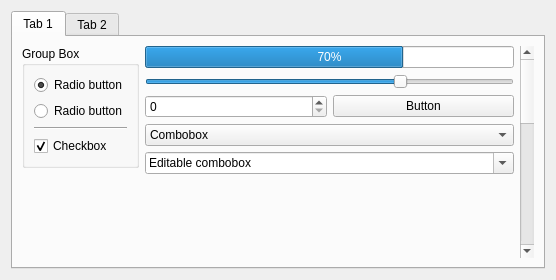
First picture: the form in qt5/config/stylepreview.ui, repository KDE/qtcurve, before the edit.
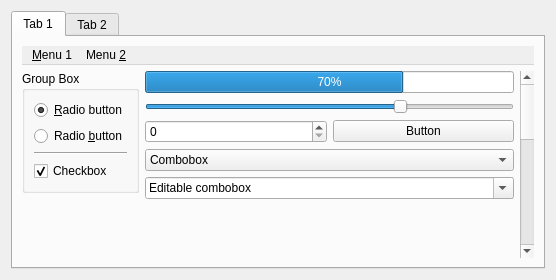
Second picture: the form after the edit.

Patch:
```diff
--- a/qt5/config/stylepreview.ui
+++ b/qt5/config/stylepreview.ui
@@ -27,6 +27,42 @@
        <string>Tab 1</string>
       </attribute>
       <layout class="QVBoxLayout">
+       <item>
+        <widget class="QMenuBar" name="menuBarPreview">
+         <property name="nativeMenuBar">
+          <bool>false</bool>
+         </property>
+         <widget class="QMenu" name="menuMenu_1">
+          <property name="title">
+           <string>&amp;Menu 1</string>
+          </property>
+          <addaction name="separator"/>
+          <addaction name="actionRegular_item_1"/>
+          <addaction name="separator"/>
+          <addaction name="actionRegular_item_2"/>
+         </widget>
+         <widget class="QMenu" name="menuMenu_2">
+          <property name="title">
+           <string>Menu &amp;2</string>
+          </property>
+          <widget class="QMenu" name="menu2SubMenu">
+           <property name="title">
+            <string>&amp;Submenu</string>
+           </property>
+           <addaction name="actionRegular_submenu_item"/>
+          </widget>
+          <addaction name="actionCheckable_item"/>
+          <addaction name="separator"/>
+          <addaction name="menu2SubMenu"/>
+          <addaction name="separator"/>
+          <addaction name="exclusiveItem1"/>
+          <addaction name="exclusiveItem2"/>
+          <addaction name="exclusiveItem3"/>
+         </widget>
+         <addaction name="menuMenu_1"/>
+         <addaction name="menuMenu_2"/>
+        </widget>
+       </item>
        <item>
         <layout class="QHBoxLayout">
          <item>
@@ -40,7 +76,7 @@
               <item>
                <widget class="QRadioButton" name="RadioButton1">
                 <property name="text">
-                 <string>Radio button</string>
+                 <string>&amp;Radio button</string>
                 </property>
                 <property name="checked">
                  <bool>true</bool>
@@ -50,7 +86,7 @@
               <item>
                <widget class="QRadioButton" name="RadioButton2">
                 <property name="text">
-                 <string>Radio button</string>
+                 <string>Radio &amp;button</string>
                 </property>
                </widget>
               </item>
```
Left out of the diff: 88 changed lines with no effect on the pictures.
